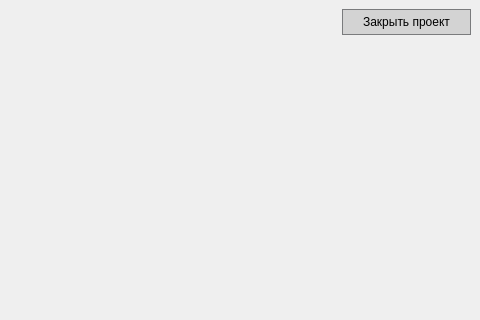
The window that desktop_app/design/train_app.ui (ivansoya/neural-master) describes before a commit, drawn with Qt 5; both pictures show x 673 to 1153 and y 0 to 320 of the 1153 by 812 pixel window.
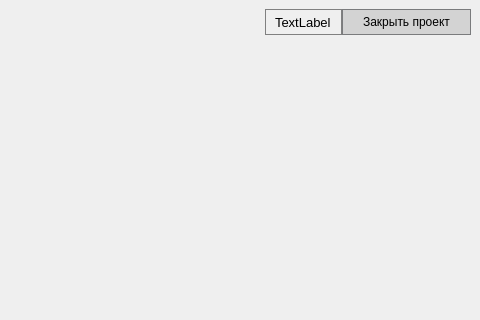
The same window after the commit.

Diff of the .ui file:
```diff
--- a/desktop_app/design/train_app.ui
+++ b/desktop_app/design/train_app.ui
@@ -150,6 +150,26 @@
          </property>
         </spacer>
        </item>
+       <item>
+        <widget class="QLabel" name="label_export">
+         <property name="font">
+          <font>
+           <pointsize>10</pointsize>
+          </font>
+         </property>
+         <property name="styleSheet">
+          <string notr="true">QLabel {
+        border: 1px solid gray;
+        border-radius: 0px;
+        padding: 2px 6px;
+        background-color: palette(button);
+    }</string>
+         </property>
+         <property name="text">
+          <string>TextLabel</string>
+         </property>
+        </widget>
+       </item>
        <item>
         <widget class="QPushButton" name="button_close_project">
          <property name="styleSheet">
```
